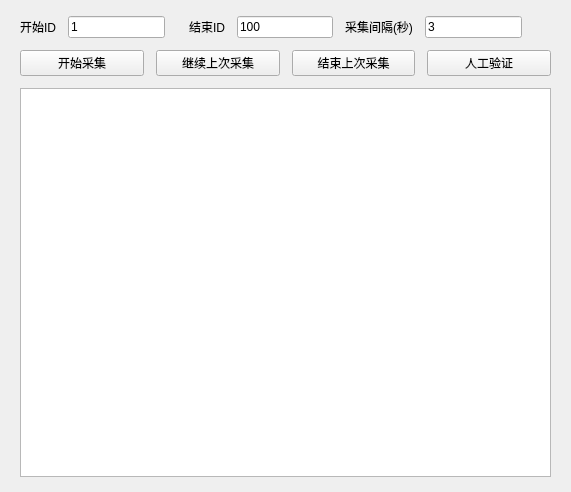
This is jzsc/mainwindow.ui in kinglon/jzsc as Qt 5 draws it before an edit. The edited form follows.
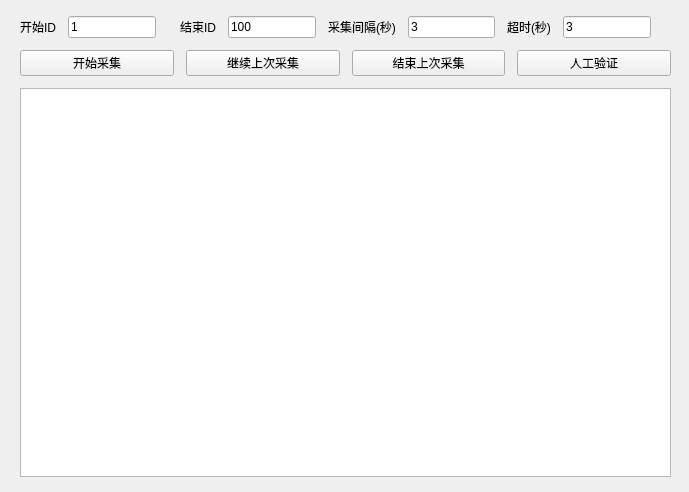
This is the edited form.

Commit message: 1. 编号不存在时界面提示：编号xxx完成采集，不存在 2. 增加超时设置，可以根据网站请求响应的速度去调整 3. 表格增加ID列

```diff
--- a/jzsc/mainwindow.ui
+++ b/jzsc/mainwindow.ui
@@ -6,7 +6,7 @@
    <rect>
     <x>0</x>
     <y>0</y>
-    <width>571</width>
+    <width>689</width>
     <height>492</height>
    </rect>
   </property>
@@ -19,7 +19,7 @@
      <rect>
       <x>20</x>
       <y>16</y>
-      <width>531</width>
+      <width>651</width>
       <height>461</height>
      </rect>
     </property>
@@ -74,6 +74,20 @@
          </property>
         </widget>
        </item>
+       <item>
+        <widget class="QLabel" name="label_4">
+         <property name="text">
+          <string>超时(秒)</string>
+         </property>
+        </widget>
+       </item>
+       <item>
+        <widget class="QLineEdit" name="timeoutEdit">
+         <property name="text">
+          <string>3</string>
+         </property>
+        </widget>
+       </item>
        <item>
         <spacer name="horizontalSpacer">
          <property name="orientation">
```
The commit also changes 6 other files.
